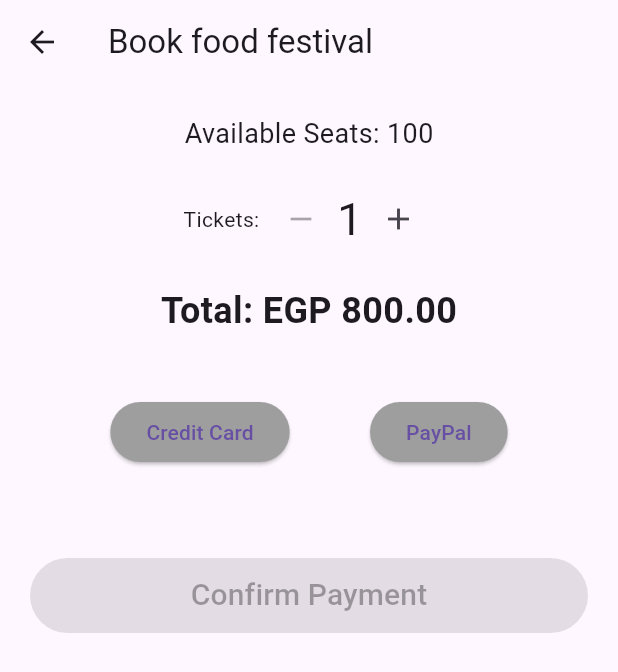
After one commit to Mazen-Senary/Event-Management, a Flutter app: the TicketBookingScreen screen opened directly with sample values from the repository, on a phone screen of 412 x 824 dp. The commit adds this screen. Shown: the top 672 px of the screen. Run offline on Flutter 3.47's test engine with Material 3 defaults, Android fonts, the phone set to English and light mode, and no system bars; our stand-ins replace supabase_flutter; accounts and stored records are empty.

Commit message:
added payment and wishlist

```diff
--- /dev/null
+++ b/lib/BookingScreen.dart
@@ -0,0 +1,117 @@
+import 'package:architecture_project/paymentstrategy.dart';
+import 'package:architecture_project/paypalStrat.dart';
+import 'package:flutter/material.dart';
+
+import 'creditCardStratetgy.dart';
+import 'eventbooking.dart';
+import 'events_model.dart';
+
+class TicketBookingScreen extends StatefulWidget {
+  final Events event;
+  const TicketBookingScreen({super.key, required this.event});
+
+  @override
+  State<TicketBookingScreen> createState() => _TicketBookingScreenState();
+}
+
+class _TicketBookingScreenState extends State<TicketBookingScreen> {
+  int tickets = 1;
+  EventBooking booking = EventBooking(); // Context
+  PaymentStrategy? selectedStrategy;
+  String selectedMethodName = '';
+  String message = '';
+
+  @override
+  Widget build(BuildContext context) {
+    double total = tickets * widget.event.price;
+
+    return Scaffold(
+      appBar: AppBar(title: Text('Book ${widget.event.eventTitle}')),
+      body: Padding(
+        padding: EdgeInsets.all(20),
+        child: Column(
+          children: [
+            Text('Available Seats: ${widget.event.numberofSeats}', style: TextStyle(fontSize: 18)),
+            SizedBox(height: 20),
+            Row(
+              mainAxisAlignment: MainAxisAlignment.center,
+              children: [
+                Text('Tickets: '),
+                IconButton(onPressed: tickets > 1 ? () => setState(() => tickets--) : null, icon: Icon(Icons.remove)),
+                Text('$tickets', style: TextStyle(fontSize: 30)),
+                IconButton(onPressed: tickets < widget.event.numberofSeats ? () => setState(() => tickets++) : null, icon: Icon(Icons.add)),
+              ],
+            ),
+            SizedBox(height: 20),
+            Text('Total: EGP ${total.toStringAsFixed(2)}', style: TextStyle(fontSize: 24, fontWeight: FontWeight.bold)),
+            SizedBox(height: 40),
+
+            // 2 Buttons for payment methods
+            Row(
+              mainAxisAlignment: MainAxisAlignment.spaceEvenly,
+              children: [
+                ElevatedButton(
+                  onPressed: () {
+                    setState(() {
+                      selectedStrategy = CreditCardStrategy("1234-5678-9101");
+                      selectedMethodName = 'Credit Card';
+                      booking.setPaymentMethod(selectedStrategy!);
+                    });
+                  },
+                  style: ElevatedButton.styleFrom(
+                    backgroundColor: selectedMethodName == 'Credit Card' ? Colors.blue : Colors.grey,
+                  ),
+                  child: Text('Credit Card'),
+                ),
+                ElevatedButton(
+                  onPressed: () {
+                    setState(() {
+                      selectedStrategy = PaypalStrategy('mazen@gmail.com');
+                      selectedMethodName = 'PayPal';
+                      booking.setPaymentMethod(selectedStrategy!);
+                    });
+                  },
+                  style: ElevatedButton.styleFrom(
+                    backgroundColor: selectedMethodName == 'PayPal' ? Colors.blue : Colors.grey,
+                  ),
+                  child: Text('PayPal'),
+                ),
+              ],
+            ),
+            SizedBox(height: 20),
+            if (selectedMethodName.isNotEmpty)
+              Text('Selected: $selectedMethodName', style: TextStyle(fontSize: 16, color: Colors.blue)),
+
+            SizedBox(height: 40),
+            ElevatedButton(
+              onPressed: selectedStrategy == null ? null : confirm,
+              style: ElevatedButton.styleFrom(backgroundColor: Colors.green, minimumSize: Size(double.infinity, 50)),
+              child: Text('Confirm Payment', style: TextStyle(fontSize: 20)),
+            ),
+            SizedBox(height: 20),
+            Text(message, style: TextStyle(fontSize: 18, color: message.contains('success') ? Colors.green : Colors.red)),
+          ],
+        ),
+      ),
+    );
+  }
+
+  void confirm() {
+    if (tickets > widget.event.numberofSeats) {
+      setState(() => message = 'Not enough seats');
+      return;
+    }
+
+    final success = booking.checkout(tickets * widget.event.price);
+
+    if (success) {
+      widget.event.numberofSeats -= tickets;
+      setState(() => message = 'Payment successful! $tickets tickets booked using $selectedMethodName');
+      ScaffoldMessenger.of(context).showSnackBar(
+        SnackBar(content: Text('Booking confirmed!')),
+      );
+    } else {
+      setState(() => message = 'Please select a payment method');
+    }
+  }
+}
--- /dev/null
+++ b/lib/eventbooking.dart
@@ -0,0 +1,20 @@
+import 'package:architecture_project/paymentstrategy.dart';
+
+class EventBooking{
+  PaymentStrategy? paymentStrategy;
+  void setPaymentMethod(PaymentStrategy payment){
+    paymentStrategy = payment;
+  }
+  EventBooking();
+  bool checkout(double totalAmount) {
+    if (paymentStrategy == null) {
+      print("Please select a payment method first");
+      return false;
+    }
+    paymentStrategy!.pay(totalAmount);
+    return true;
+  }
+
+
+
+}
--- /dev/null
+++ b/lib/observer.dart
@@ -0,0 +1,5 @@
+abstract class Observer{
+  void update(){
+    print("wishlist has now changed ");
+  }
+}
```
Also changed, not shown: lib/Presentation/log.dart (+4 -4 lines), lib/eventdetails.dart (+12 -7 lines), lib/events_view.dart (+62 -111 lines), lib/wishlist subject.dart (added, +87 -0 lines), lib/wishlistScreen.dart (added, +73 -0 lines), 2 other files.
